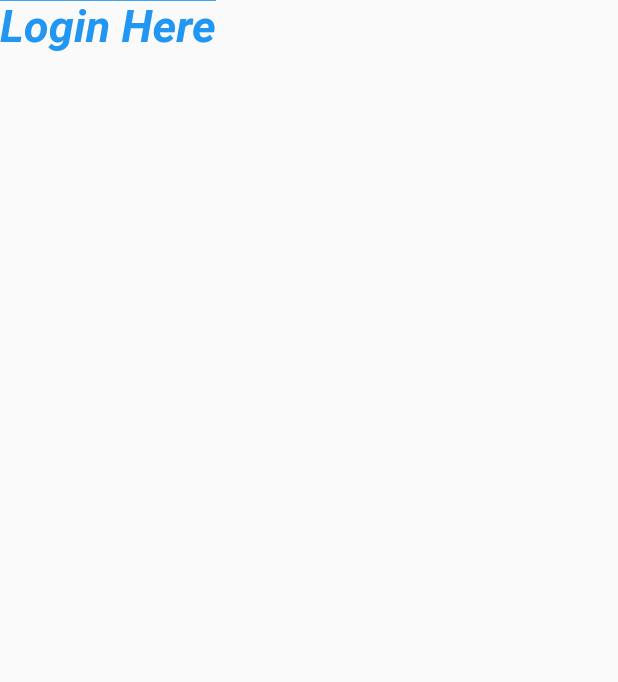
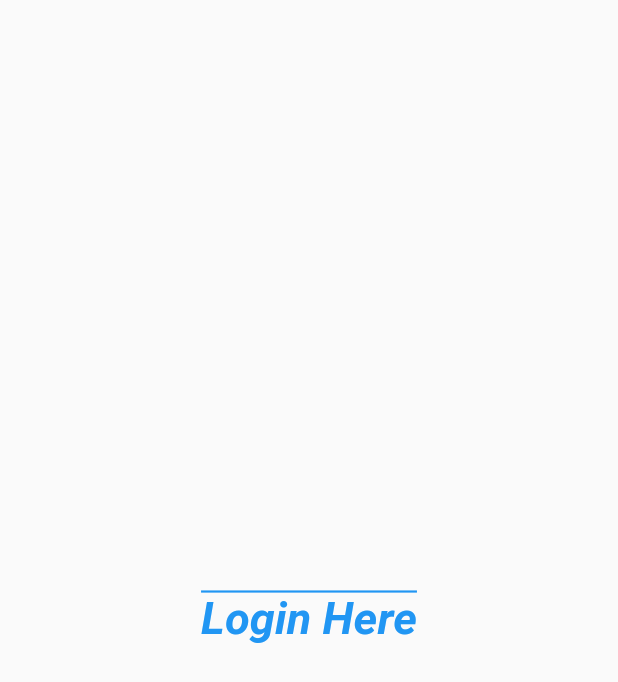
Before and after one commit to kiran22985/Practice_flutter, a Flutter app: the screen it shows after launch, on a phone screen of 412 x 824 dp. Shown: the top 682 px of the screen. Run offline on Flutter 3.47's test engine with Material 2 defaults, Android fonts, the phone set to English and light mode, and no system bars.

Commit message:
day4 commit

```diff
--- a/lib/screens/login.dart
+++ b/lib/screens/login.dart
@@ -6,16 +6,20 @@ class LoginPage extends StatelessWidget {
   Widget build(BuildContext context) {
     return const Scaffold(
       body: SafeArea(child:
-      Text('Login Here',
+      Center(
+        child: Text('Login Here',
         textAlign: TextAlign.center,
         textDirection: TextDirection.rtl,
+        //textScaleFactor: 3.0,
         style: TextStyle(
           decoration: TextDecoration.overline,
           color: Colors.blue,
-        fontSize: 30,
+          fontSize:30,
           fontWeight: FontWeight.bold,
           fontStyle: FontStyle.italic,
-      ),)),
+        ),),
+      )),
     );
   }
 }
+//images added
```
Lines whose indentation alone changed are shown as unchanged.
